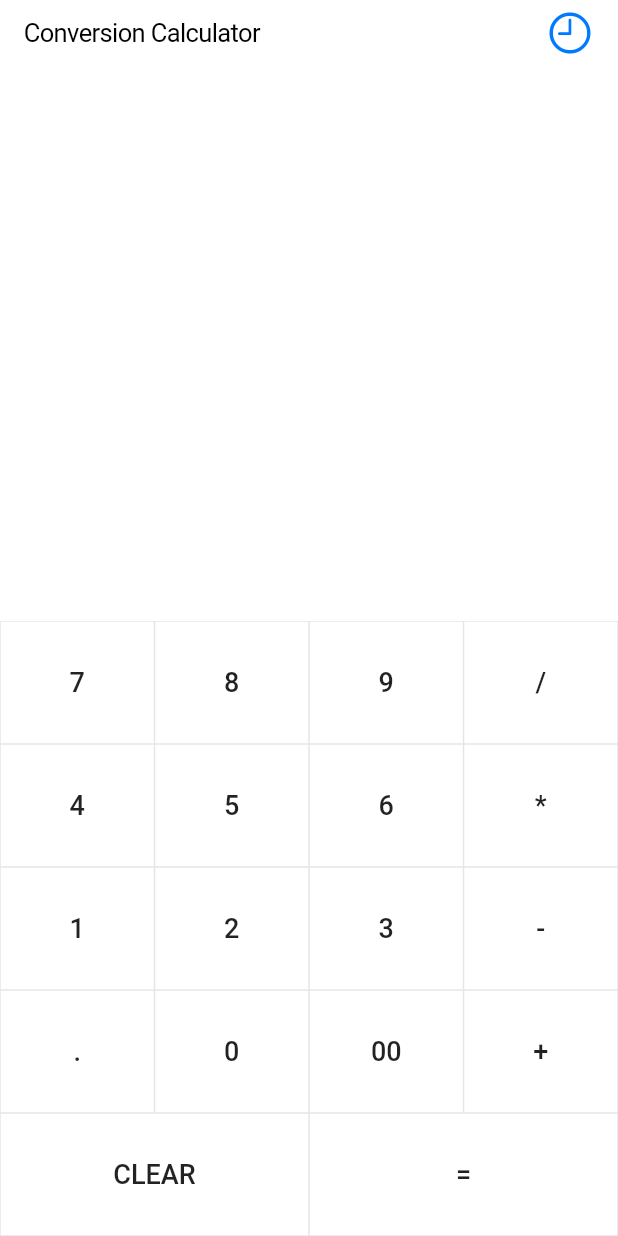
After one commit to sadat-s-ahmed/bangladesh_building_code, a Flutter app: the screen it shows after launch, after a tap on "Guide Book", on a phone screen of 412 x 824 dp. The commit adds this screen. Run offline on Flutter 3.47's test engine with Material 2 defaults, Android fonts, the phone set to English and light mode, and no system bars; our stand-ins replace flutter_secure_storage, font_awesome_flutter; missing offline and left inert: animated_splash.

Commit message:
added Conversion page

```diff
--- /dev/null
+++ b/bd_building_code/lib/pages/Conversion_page/calculator-button.dart
@@ -0,0 +1,33 @@
+import 'package:flutter/cupertino.dart';
+import 'package:flutter/material.dart';
+
+typedef void CalculatorButtonTapCallback({String buttonText});
+
+class CalculatorButton extends StatelessWidget {
+  CalculatorButton({this.text, @required this.onTap});
+
+  final String text;
+  final CalculatorButtonTapCallback onTap;
+
+  @override
+  Widget build(BuildContext context) {
+    return Expanded(
+        child: Container(
+            decoration: BoxDecoration(
+              border: Border.all(
+                color: Color.fromRGBO(0, 0, 0, 0.1),
+                width: 0.5,
+              ),
+            ),
+            child: FlatButton(
+              onPressed: () => onTap(buttonText: text),
+              child: Text(
+                text,
+                style: TextStyle(fontSize: 18, fontWeight: FontWeight.w500),
+              ),
+              padding: EdgeInsets.all(30),
+              highlightColor: Colors.blueGrey[100],
+              splashColor: Colors.blueAccent[100],
+            )));
+  }
+}
--- /dev/null
+++ b/bd_building_code/lib/pages/Conversion_page/calculator-buttons.dart
@@ -0,0 +1,29 @@
+import 'package:flutter/cupertino.dart';
+import 'calculator.dart';
+import 'calculator-button.dart';
+import 'calculator-row.dart';
+
+class CalculatorButtons extends StatelessWidget {
+  CalculatorButtons({@required this.onTap});
+
+  final CalculatorButtonTapCallback onTap;
+  final calculatorButtonRows = [
+    ['7', '8', '9', Calculations.DIVIDE],
+    ['4', '5', '6', Calculations.MULTIPLY],
+    ['1', '2', '3', Calculations.SUBTRACT],
+    [Calculations.PERIOD, '0', '00', Calculations.ADD],
+    [Calculations.CLEAR, Calculations.EQUAL]
+  ];
+
+  @override
+  Widget build(BuildContext context) {
+    return Column(
+      children: calculatorButtonRows.map((calculatorRowButtons) {
+        return CalculatorRow(
+          buttons: calculatorRowButtons,
+          onTap: onTap,
+        );
+      }).toList()
+    );
+  }
+}
--- /dev/null
+++ b/bd_building_code/lib/pages/Conversion_page/calculator-row.dart
@@ -0,0 +1,32 @@
+import 'package:flutter/cupertino.dart';
+import 'calculator-button.dart';
+
+class CalculatorRow extends StatelessWidget {
+  CalculatorRow({@required this.buttons, @required this.onTap });
+
+  final List<String> buttons;
+  final CalculatorButtonTapCallback onTap;
+
+  @override
+  Widget build(BuildContext context) {
+    return Row(
+      children: rowButtons(),
+      mainAxisAlignment: MainAxisAlignment.spaceAround,
+    );
+  }
+
+  List<Widget> rowButtons() {
+    List<Widget> rowButtons = [];
+
+    buttons.forEach((String buttonText) {
+      rowButtons.add(
+        CalculatorButton(
+          text: buttonText,
+          onTap: onTap,
+        ),
+      );
+    });
+
+    return rowButtons;
+  }
+}
--- /dev/null
+++ b/bd_building_code/lib/pages/Conversion_page/calculator.dart
@@ -0,0 +1,97 @@
+
+class Calculations {
+  static const PERIOD = '.';
+  static const MULTIPLY = '*';
+  static const SUBTRACT = '-';
+  static const ADD = '+';
+  static const DIVIDE = '/';
+  static const CLEAR = 'CLEAR';
+  static const EQUAL = '=';
+  static const OPERATIONS = [
+    Calculations.ADD,
+    Calculations.MULTIPLY,
+    Calculations.SUBTRACT,
+    Calculations.DIVIDE,
+  ];
+
+  static double add(double a, double b) => a + b;
+  static double subtract(double a, double b) => a - b;
+  static double divide(double a, double b) => a / b;
+  static double multiply(double a, double b) => a  * b;
+}
+
+class Calculator {
+  static String parseString(String text) {
+    List<String> numbersToAdd;
+    double a, b, result;
+    if (text.contains(Calculations.ADD)) {
+      numbersToAdd = text.split(Calculations.ADD);
+      a = double.parse(numbersToAdd[0]);
+      b = double.parse(numbersToAdd[1]);
+
+      result = Calculations.add(a, b);
+    } else if (text.contains(Calculations.MULTIPLY)) {
+      numbersToAdd = text.split(Calculations.MULTIPLY);
+      a = double.parse(numbersToAdd[0]);
+      b = double.parse(numbersToAdd[1]);
+
+      result = Calculations.multiply(a, b);
+    } else if (text.contains(Calculations.DIVIDE)) {
+      numbersToAdd = text.split(Calculations.DIVIDE);
+      a = double.parse(numbersToAdd[0]);
+      b = double.parse(numbersToAdd[1]);
+
+      result = Calculations.divide(a, b);
+    } else if (text.contains(Calculations.SUBTRACT)) {
+      numbersToAdd = text.split(Calculations.SUBTRACT);
+      a = double.parse(numbersToAdd[0]);
+      b = double.parse(numbersToAdd[1]);
+
+      result = Calculations.subtract(a, b);
+    } else {
+      return text;
+    }
+
+    return NumberFormatter.format(result.toString());
+  }
+
+  static String addPeriod(String calculatorString) {
+    if (calculatorString.isEmpty) {
+      return calculatorString = '0${Calculations.PERIOD}';
+    }
+
+    RegExp exp = new RegExp(r"\d\.");
+    Iterable<Match> matches = exp.allMatches(calculatorString);
+    int maxMatches = Calculator.includesOperation(calculatorString) ? 2 : 1;
+
+    return matches.length == maxMatches
+        ? calculatorString
+        : calculatorString += Calculations.PERIOD;
+  }
+
+  static bool includesOperation(String calculatorString) {
+    for (var operation in Calculations.OPERATIONS) {
+      if (calculatorString.contains(operation)) {
+        return true;
+      }
+    }
+
+    return false;
+  }
+}
+
+class NumberFormatter {
+  static String format(String text) {
+    try {
+      double parsedNumber = double.parse(text);
+
+      if ((parsedNumber != double.infinity) && (parsedNumber == parsedNumber.floor())) {
+        return parsedNumber.truncate().toString();
+      }
+
+      return text;
+    } catch(err) {
+      return text;
+    }
+  }
+}
--- /dev/null
+++ b/bd_building_code/lib/pages/Conversion_page/conversion_page.dart
@@ -0,0 +1,117 @@
+import 'package:flutter/cupertino.dart';
+import 'package:flutter/material.dart';
+import 'calculator.dart';
+import 'number-display.dart';
+import 'calculator-buttons.dart';
+import 'history.dart';
+
+
+
+
+class ConversionPage extends StatefulWidget {
+  ConversionPage({Key key}) : super(key: key);
+
+  _ConversionPageState createState() => _ConversionPageState();
+}
+
+class _ConversionPageState extends State<ConversionPage> {
+  bool isNewEquation = true;
+  List<double> values = [];
+  List<String> operations = [];
+  List<String> calculations = [];
+  String calculatorString = '';
+  @override
+  Widget build(BuildContext context) {
+    return CupertinoPageScaffold(
+      navigationBar: CupertinoNavigationBar(
+        leading: Text('Conversion Calculator'),
+        trailing: GestureDetector(
+            onTap: (){
+              _navigateAndDisplayHistory(context);
+            },
+            child: Icon(CupertinoIcons.time)
+        ),
+      ),
+      child:Container(
+        child:
+          Column(
+            mainAxisAlignment: MainAxisAlignment.spaceBetween,
+            children: <Widget>[
+              NumberDisplay(value: calculatorString),
+              CalculatorButtons(onTap: _onPressed)
+            ],
+          ),
+
+      ) ,
+
+    );
+  }
+
+    _navigateAndDisplayHistory(BuildContext context) async {
+    final result = await Navigator.push(
+      context,
+      CupertinoPageRoute(builder: (context) => History(operations: calculations))
+    );
+
+    if (result != null) {
+      setState(() {
+        isNewEquation = false;
+        calculatorString = Calculator.parseString(result);
+      });
+    }
+  }
+
+   void _onPressed({String buttonText}) {
+    // Standard mathematical operations
+    if (Calculations.OPERATIONS.contains(buttonText)) {
+      return setState(() {
+        operations.add(buttonText);
+        calculatorString += " $buttonText ";
+      });
+    }
+
+    // On CLEAR press
+    if (buttonText == Calculations.CLEAR) {
+      return setState(() {
+        operations.add(Calculations.CLEAR);
+        calculatorString = "";
+      });
+    }
+
+    // On Equals press
+    if (buttonText == Calculations.EQUAL) {
+      String newCalculatorString = Calculator.parseString(calculatorString);
+
+      return setState(() {
+        if (newCalculatorString != calculatorString) {
+          // only add evaluated strings to calculations array
+          calculations.add(calculatorString);
+        }
+
+        operations.add(Calculations.EQUAL);
+        calculatorString = newCalculatorString;
+        isNewEquation = false;
+      });
+    }
+
+    if (buttonText == Calculations.PERIOD) {
+      return setState(() {
+        calculatorString = Calculator.addPeriod(calculatorString);
+      });
+    }
+
+    setState(() {
+      if (!isNewEquation
+          && operations.length > 0
+          && operations.last == Calculations.EQUAL
+      ) {
+        calculatorString = buttonText;
+        isNewEquation = true;
+      } else {
+        calculatorString += buttonText;
+      }
+    });
+  }
+
+
+}
--- /dev/null
+++ b/bd_building_code/lib/pages/Conversion_page/number-display.dart
@@ -0,0 +1,22 @@
+import 'package:flutter/cupertino.dart';
+
+class NumberDisplay extends StatelessWidget {
+   NumberDisplay({this.value: ''});
+
+  final String value;
+  @override
+  Widget build(BuildContext context) {
+    return Padding(
+        padding: EdgeInsets.all(20),
+        child: Row(
+          children: <Widget>[
+            Text(
+              value,
+              style: TextStyle(fontSize: 40, fontWeight: FontWeight.bold),
+            ),
+          ],
+          mainAxisAlignment: MainAxisAlignment.end,
+        )
+    );
+  }
+}
--- a/bd_building_code/lib/pages/home_page.dart
+++ b/bd_building_code/lib/pages/home_page.dart
@@ -1,5 +1,7 @@
 import 'package:flutter/cupertino.dart';
 import 'package:flutter/material.dart';
+
+import './Conversion_page/conversion_page.dart';
 
 class HomePage extends StatelessWidget {
   const HomePage({Key key}) : super(key: key);
@@ -7,11 +9,13 @@ class HomePage extends StatelessWidget {
   @override
   Widget build(BuildContext context) {
     return CupertinoPageScaffold(
-      navigationBar: CupertinoNavigationBar(
-        middle: Text('Bangladesh Building Code'),
-      ),
+      // navigationBar: CupertinoNavigationBar(
+      //   middle: Text('Bangladesh Building Code'),
+      // ),
+      child: Center(
         child: new Container(
                 padding: EdgeInsets.all(32.0),
+                margin: EdgeInsets.only(top: 30),
                 // decoration: new BoxDecoration(
                 //   image: backgroundImage,
                 // ),
@@ -21,25 +25,35 @@ class HomePage extends StatelessWidget {
                     crossAxisSpacing: 5,
                     crossAxisCount: 2,
                     children: <Widget>[
-                    cells('assets/bd_code.png', 'Hello'),
-                    cells('assets/bd_code.png', 'Hello'),
-                    cells('assets/bd_code.png', 'Hello'),
-                    cells('assets/bd_code.png', 'Hello'),
-                    cells('assets/bd_code.png', 'Hello'),
-                    cells('assets/bd_code.png', 'Hello'),
+                      cells('assets/manual.png', 'Guide Book', context),
+                      cells('assets/geometry.png', 'FAR Calculator', context),
+                      cells('assets/abacus.png', 'Converter Calculator', context),
+                      cells('assets/budget.png', 'Section 1', context),
+                      cells('assets/budget.png', 'Section 2', context),
+                      cells('assets/budget.png', 'Section 3', context),
                     ],
                   ),
                 ) ,
+        ),
       )
     );
   }
-  Widget cells(String assets , String title ){
-    return Center(
+  Widget cells(String assets , String title , BuildContext context ){
+    return GestureDetector(
+        onTap: (){
+         Navigator.of(context).push(
+                        CupertinoPageRoute(
+                            builder: (context) => ConversionPage()
+                            ),
+                      );
+        },
+        child: Center(
         child: Container(
           // decoration: BoxDecoration(
           //   border: BoxBorder
           // ),
           child: Column(
+            mainAxisAlignment: MainAxisAlignment.center,
             children: <Widget>[
               Image.asset(assets,
                 width: 100.0,
@@ -47,8 +61,17 @@ class HomePage extends StatelessWidget {
                 alignment: Alignment.center,
                 fit: BoxFit.cover,
               ),
-            Text(title)
+              Center(
+                child: Text(title ,
+                style: TextStyle(
+                  fontWeight: FontWeight.bold,
+                  fontSize: 22
+                 ),
+                 textAlign: TextAlign.center,
+                )
+              )
             ],
+            ),
         ),
       ),
     );
--- a/bd_building_code/pubspec.yaml
+++ b/bd_building_code/pubspec.yaml
@@ -30,6 +30,7 @@ dev_dependencies:
   animated_splash: ^1.0.0
   flutter_secure_storage: ^3.2.1+1
   font_awesome_flutter: ^8.0.1
+  cupertino_icons:
 
 # For information on the generic Dart part of this file, see the
 # following page: https://dart.dev/tools/pub/pubspec
@@ -47,6 +48,10 @@ flutter:
    - assets/bd_code.png
    - assets/Login_bg.jpg
    - assets/architect.png
+   - assets/abacus.png
+   - assets/budget.png
+   - assets/geometry.png
+   - assets/manual.png
 
 
   # An image asset can refer to one or more resolution-specific "variants", see
```
Also changed, not shown: bd_building_code/lib/pages/Conversion_page/history.dart (added, +46 -0 lines), bd_building_code/lib/pages/FAR_page/far_page.dart (added, +22 -0 lines), bd_building_code/assets/abacus.png (added), bd_building_code/assets/budget.png (added), bd_building_code/assets/geometry.png (added), bd_building_code/assets/manual.png (added), 1 other file. Lines whose indentation alone changed are shown as unchanged.
